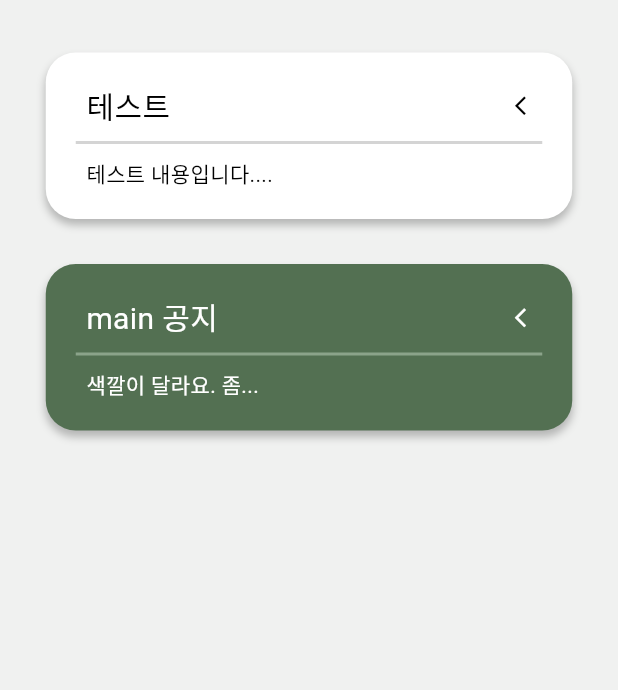
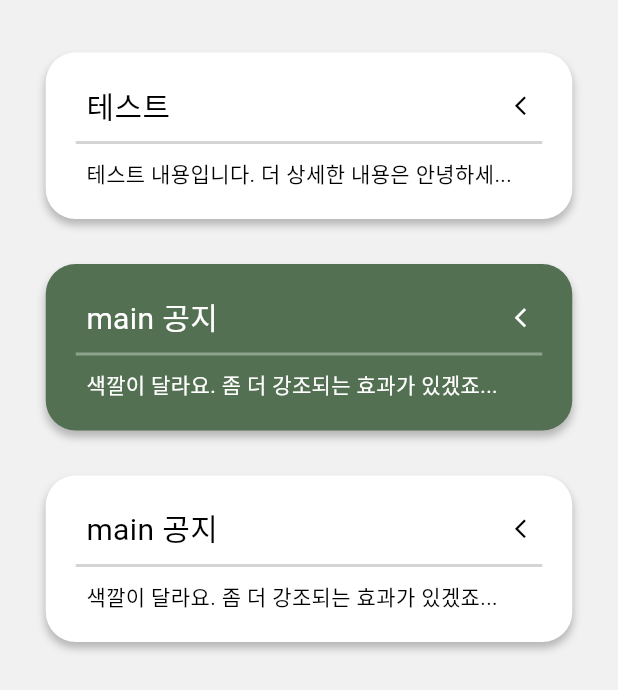
Before and after one commit to teamPKLL/pro_max_ject, a Flutter app: the NoticeBodyWidget widget shown alone on an empty page, opened directly, on a phone screen of 412 x 824 dp. Shown: the top 690 px of the screen. Run offline on Flutter 3.47's test engine with Material 3 defaults, Android fonts, the phone set to English and light mode, and no system bars; our stand-ins replace firebase_auth, firebase_core, firebase_database, flutter_dotenv, google_sign_in, location and 1 more; missing offline and left inert: flutter_naver_login, kakao_flutter_sdk, kakao_map_plugin; accounts and stored records are empty.

Commit message:
살짝 수정

```diff
--- a/lib/screen/notice.dart
+++ b/lib/screen/notice.dart
@@ -12,7 +12,7 @@ class Notice extends StatelessWidget {
   Widget build(BuildContext context) {
     return MaterialApp(
       home: Scaffold(
-        appBar: AppBar( title: Center(child: Text('공지사항')), backgroundColor: Color(0xFFF0F1F0),),
+        appBar: AppBar( title: const Center(child: Text('공지사항')), backgroundColor: const Color(0xFFF0F1F0),),
         body: NoticeBodyWidget(),
       ),
     );
@@ -27,13 +27,25 @@ class NoticeBodyWidget extends StatelessWidget {
     return Container(
       padding: EdgeInsets.all(20),
       width: double.infinity,
-      color: Color(0xFFF0F1F0),
+      color: const Color(0xFFF0F1F0),
       child: Column(
         mainAxisAlignment: MainAxisAlignment.start,
         crossAxisAlignment: CrossAxisAlignment.center,
         children: [
-          NoticeBox(title: '테스트', content: '테스트 내용입니다. 더 상세한 내용은 안녕하세요 입니다. 이게 무슨 말인지는 모르겠고 그냥 이것 저것 나열하는 중입니다. 이 정도 길이면 충분하지 않을까요'),
-          NoticeBox(title: 'main 공지', content: '색깔이 달라요. 좀 더 강조되는 효과가 있겠죠. 또한 하나 정도라도 있다면 미적으로 좋아 보일 수 있습니다. 왜냐하면 Main Theme Color를 사용했기 때문인데요. 이로 인해 사용자는 더 통일된 디자인을 경험하게 됩니다.', theme: Color(0xFF537052),),
+          NoticeBox(
+            title: '테스트',
+            content: '테스트 내용입니다. 더 상세한 내용은 안녕하세요 입니다. 이게 무슨 말인지는 모르겠고 그냥 이것 저것 나열하는 중입니다. 이 정도 길이면 충분하지 않을까요'
+          ),
+          NoticeBox(
+            title: 'main 공지',
+            content: '색깔이 달라요. 좀 더 강조되는 효과가 있겠죠. 또한 하나 정도라도 있다면 미적으로 좋아 보일 수 있습니다. 왜냐하면 Main Theme Color를 사용했기 때문인데요. 이로 인해 사용자는 더 통일된 디자인을 경험하게 됩니다.',
+            theme: Color(0xFF537052),
+          ),
+          NoticeBox(
+            title: 'main 공지',
+            content: '색깔이 달라요. 좀 더 강조되는 효과가 있겠죠. 또한 하나 정도라도 있다면 미적으로 좋아 보일 수 있습니다. 왜냐하면 Main Theme Color를 사용했기 때문인데요. 이로 인해 사용자는 더 통일된 디자인을 경험하게 됩니다.',
+            theme: Colors.white,
+          ),
         ],
       ),
     );
@@ -121,7 +133,7 @@ class _NoticeBoxState extends State<NoticeBox> {
             width: double.infinity,
             padding: const EdgeInsets.fromLTRB(7, 0, 7, 0),
             child: Text(
-              _isOpen ? widget.content : widget.content.substring(0, 10) + '...' ,
+              _isOpen ? widget.content : widget.content.substring(0, 25) + '...' ,
               style: TextStyle(
                 color: (widget.theme == Colors.white) ? Colors.black : Colors.white,
               ),
```
